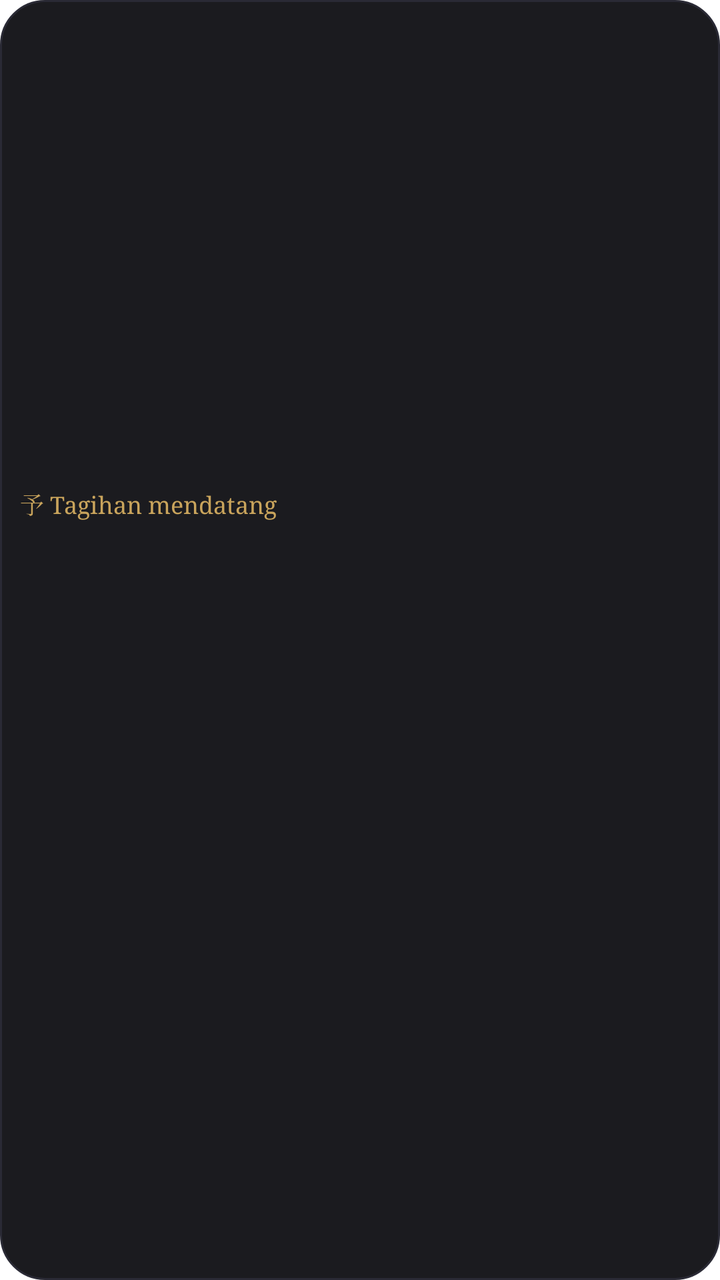
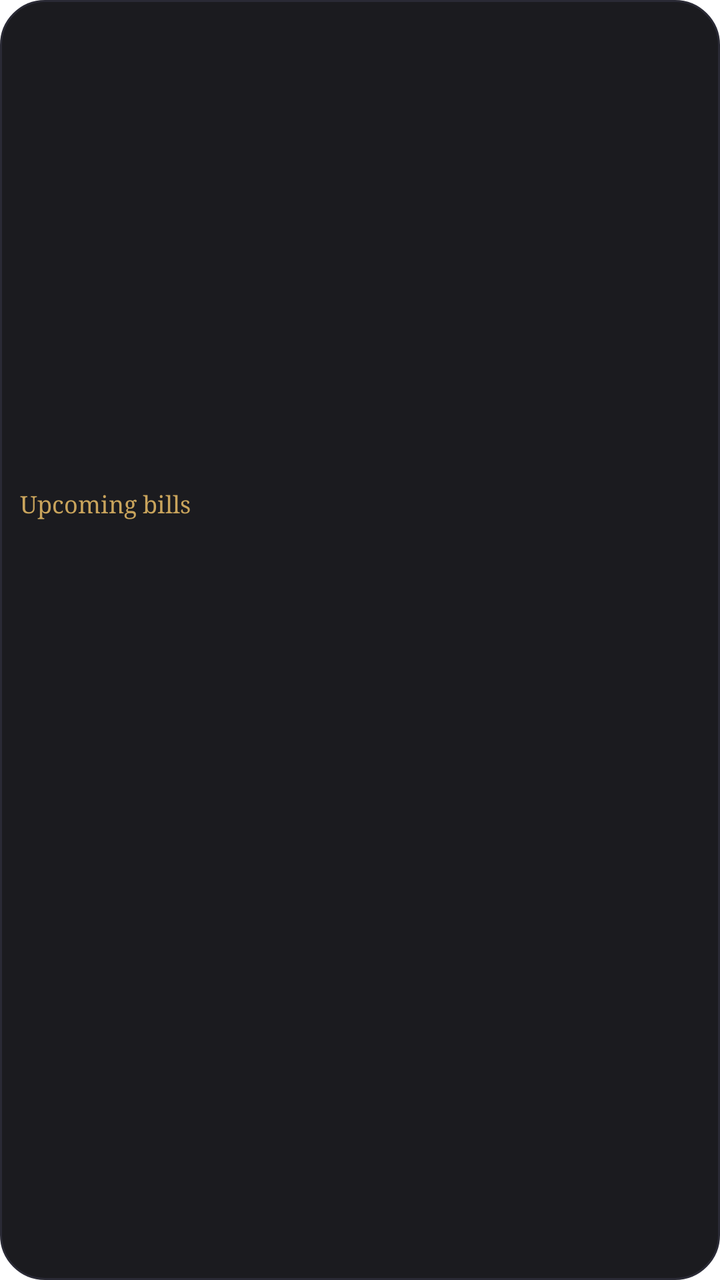

Compare the two renders of this Android layout. The source of the first and the diff that turns it into the second are given below.
<!-- AndroidManifest.xml: fallback theme Theme.MaterialComponents.DayNight.NoActionBar -->
<!-- res/layout/widget_upcoming.xml -->
<?xml version="1.0" encoding="utf-8"?>
<LinearLayout xmlns:android="http://schemas.android.com/apk/res/android"
    android:id="@+id/root"
    android:layout_width="match_parent"
    android:layout_height="match_parent"
    android:background="@drawable/widget_bg"
    android:gravity="center_vertical"
    android:orientation="vertical"
    android:padding="10dp">

    <TextView
        android:id="@+id/header"
        android:layout_width="wrap_content"
        android:layout_height="wrap_content"
        android:fontFamily="serif"
        android:text="予 Tagihan mendatang"
        android:textColor="#C9A45C"
        android:textSize="12sp" />

    <TextView
        android:id="@+id/empty"
        android:layout_width="match_parent"
        android:layout_height="wrap_content"
        android:gravity="center"
        android:text="Tidak ada tagihan 🎐"
        android:textColor="#9A948A"
        android:textSize="12sp"
        android:visibility="gone" />

    <LinearLayout android:id="@+id/u_0" android:layout_width="match_parent" android:layout_height="wrap_content" android:layout_marginTop="4dp" android:gravity="center_vertical" android:orientation="horizontal">
        <TextView android:id="@+id/u_0_icon" android:layout_width="22dp" android:layout_height="wrap_content" android:layout_marginEnd="6dp" android:fontFamily="serif" android:gravity="center" android:textColor="#C9A45C" android:textSize="14sp" android:textStyle="bold" />
        <LinearLayout android:layout_width="0dp" android:layout_height="wrap_content" android:layout_weight="1" android:orientation="vertical">
            <TextView android:id="@+id/u_0_title" android:layout_width="match_parent" android:layout_height="wrap_content" android:ellipsize="end" android:singleLine="true" android:textColor="#EDE6D6" android:textSize="12sp" />
            <TextView android:id="@+id/u_0_date" android:layout_width="match_parent" android:layout_height="wrap_content" android:singleLine="true" android:textColor="#9A948A" android:textSize="10sp" />
        </LinearLayout>
        <TextView android:id="@+id/u_0_amount" android:layout_width="wrap_content" android:layout_height="wrap_content" android:layout_marginStart="4dp" android:singleLine="true" android:textSize="12sp" android:textStyle="bold" />
    </LinearLayout>

    <LinearLayout android:id="@+id/u_1" android:layout_width="match_parent" android:layout_height="wrap_content" android:layout_marginTop="4dp" android:gravity="center_vertical" android:orientation="horizontal">
        <TextView android:id="@+id/u_1_icon" android:layout_width="22dp" android:layout_height="wrap_content" android:layout_marginEnd="6dp" android:fontFamily="serif" android:gravity="center" android:textColor="#C9A45C" android:textSize="14sp" android:textStyle="bold" />
        <LinearLayout android:layout_width="0dp" android:layout_height="wrap_content" android:layout_weight="1" android:orientation="vertical">
            <TextView android:id="@+id/u_1_title" android:layout_width="match_parent" android:layout_height="wrap_content" android:ellipsize="end" android:singleLine="true" android:textColor="#EDE6D6" android:textSize="12sp" />
            <TextView android:id="@+id/u_1_date" android:layout_width="match_parent" android:layout_height="wrap_content" android:singleLine="true" android:textColor="#9A948A" android:textSize="10sp" />
        </LinearLayout>
        <TextView android:id="@+id/u_1_amount" android:layout_width="wrap_content" android:layout_height="wrap_content" android:layout_marginStart="4dp" android:singleLine="true" android:textSize="12sp" android:textStyle="bold" />
    </LinearLayout>

    <LinearLayout android:id="@+id/u_2" android:layout_width="match_parent" android:layout_height="wrap_content" android:layout_marginTop="4dp" android:gravity="center_vertical" android:orientation="horizontal">
        <TextView android:id="@+id/u_2_icon" android:layout_width="22dp" android:layout_height="wrap_content" android:layout_marginEnd="6dp" android:fontFamily="serif" android:gravity="center" android:textColor="#C9A45C" android:textSize="14sp" android:textStyle="bold" />
        <LinearLayout android:layout_width="0dp" android:layout_height="wrap_content" android:layout_weight="1" android:orientation="vertical">
            <TextView android:id="@+id/u_2_title" android:layout_width="match_parent" android:layout_height="wrap_content" android:ellipsize="end" android:singleLine="true" android:textColor="#EDE6D6" android:textSize="12sp" />
            <TextView android:id="@+id/u_2_date" android:layout_width="match_parent" android:layout_height="wrap_content" android:singleLine="true" android:textColor="#9A948A" android:textSize="10sp" />
        </LinearLayout>
        <TextView android:id="@+id/u_2_amount" android:layout_width="wrap_content" android:layout_height="wrap_content" android:layout_marginStart="4dp" android:singleLine="true" android:textSize="12sp" android:textStyle="bold" />
    </LinearLayout>

    <LinearLayout android:id="@+id/u_3" android:layout_width="match_parent" android:layout_height="wrap_content" android:layout_marginTop="4dp" android:gravity="center_vertical" android:orientation="horizontal">
        <TextView android:id="@+id/u_3_icon" android:layout_width="22dp" android:layout_height="wrap_content" android:layout_marginEnd="6dp" android:fontFamily="serif" android:gravity="center" android:textColor="#C9A45C" android:textSize="14sp" android:textStyle="bold" />
        <LinearLayout android:layout_width="0dp" android:layout_height="wrap_content" android:layout_weight="1" android:orientation="vertical">
            <TextView android:id="@+id/u_3_title" android:layout_width="match_parent" android:layout_height="wrap_content" android:ellipsize="end" android:singleLine="true" android:textColor="#EDE6D6" android:textSize="12sp" />
            <TextView android:id="@+id/u_3_date" android:layout_width="match_parent" android:layout_height="wrap_content" android:singleLine="true" android:textColor="#9A948A" android:textSize="10sp" />
        </LinearLayout>
        <TextView android:id="@+id/u_3_amount" android:layout_width="wrap_content" android:layout_height="wrap_content" android:layout_marginStart="4dp" android:singleLine="true" android:textSize="12sp" android:textStyle="bold" />
    </LinearLayout>
</LinearLayout>
<!-- resources referenced by this layout -->
<resources>
  <!-- drawable widget_bg (drawable) -->
  <?xml version="1.0" encoding="utf-8"?>
  <shape xmlns:android="http://schemas.android.com/apk/res/android" android:shape="rectangle">
      <solid android:color="#F20F0F14" />
      <corners android:radius="22dp" />
      <stroke android:width="1dp" android:color="#2A2A35" />
  </shape>
</resources>

<!-- the commit's change to res/layout/widget_upcoming.xml (unified diff, before → after) -->
@@ -13,7 +13,7 @@
         android:layout_width="wrap_content"
         android:layout_height="wrap_content"
         android:fontFamily="serif"
-        android:text="予 Tagihan mendatang"
+        android:text="Upcoming bills"
         android:textColor="#C9A45C"
         android:textSize="12sp" />
 
@@ -22,7 +22,7 @@
         android:layout_width="match_parent"
         android:layout_height="wrap_content"
         android:gravity="center"
-        android:text="Tidak ada tagihan 🎐"
+        android:text="No bills coming up"
         android:textColor="#9A948A"
         android:textSize="12sp"
         android:visibility="gone" />
